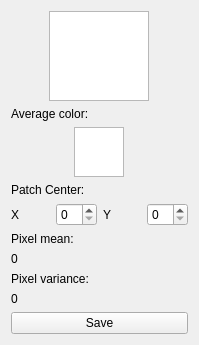
This is PatchInfoWidget.ui in daviddoria/InteractivePatchComparison as Qt 5 draws it before an edit. The edited form follows.
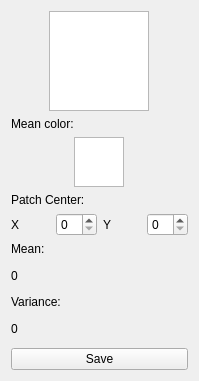
This is the edited form.

Commit message: Remove the need to store projection matrix in the main widget.

```diff
--- a/PatchInfoWidget.ui
+++ b/PatchInfoWidget.ui
@@ -7,7 +7,7 @@
     <x>0</x>
     <y>0</y>
     <width>199</width>
-    <height>345</height>
+    <height>381</height>
    </rect>
   </property>
   <property name="windowTitle">
@@ -36,8 +36,14 @@
    </item>
    <item>
     <widget class="QLabel" name="label_4">
+     <property name="sizePolicy">
+      <sizepolicy hsizetype="Preferred" vsizetype="Fixed">
+       <horstretch>0</horstretch>
+       <verstretch>0</verstretch>
+      </sizepolicy>
+     </property>
      <property name="text">
-      <string>Average color:</string>
+      <string>Mean color:</string>
      </property>
     </widget>
    </item>
@@ -63,6 +69,12 @@
    </item>
    <item>
     <widget class="QLabel" name="label">
+     <property name="sizePolicy">
+      <sizepolicy hsizetype="Preferred" vsizetype="Fixed">
+       <horstretch>0</horstretch>
+       <verstretch>0</verstretch>
+      </sizepolicy>
+     </property>
      <property name="text">
       <string>Patch Center:</string>
      </property>
@@ -93,15 +105,17 @@
     </layout>
    </item>
    <item>
-    <layout class="QHBoxLayout" name="horizontalLayout_2">
-     <item>
       <widget class="QLabel" name="label_2">
+     <property name="sizePolicy">
+      <sizepolicy hsizetype="Preferred" vsizetype="Fixed">
+       <horstretch>0</horstretch>
+       <verstretch>0</verstretch>
+      </sizepolicy>
+     </property>
        <property name="text">
-        <string>Pixel mean:</string>
-       </property>
-      </widget>
-     </item>
-    </layout>
+      <string>Mean:</string>
+     </property>
+    </widget>
    </item>
    <item>
     <widget class="QLabel" name="lblPixelMean">
@@ -111,15 +125,17 @@
     </widget>
    </item>
    <item>
-    <layout class="QHBoxLayout" name="horizontalLayout_3">
-     <item>
       <widget class="QLabel" name="label_3">
+     <property name="sizePolicy">
+      <sizepolicy hsizetype="Preferred" vsizetype="Fixed">
+       <horstretch>0</horstretch>
+       <verstretch>0</verstretch>
+      </sizepolicy>
+     </property>
        <property name="text">
-        <string>Pixel variance:</string>
-       </property>
-      </widget>
-     </item>
-    </layout>
+      <string>Variance:</string>
+     </property>
+    </widget>
    </item>
    <item>
     <widget class="QLabel" name="lblPixelVariance">
```
Lines whose indentation alone changed are shown as unchanged. The commit also changes 4 other files.
